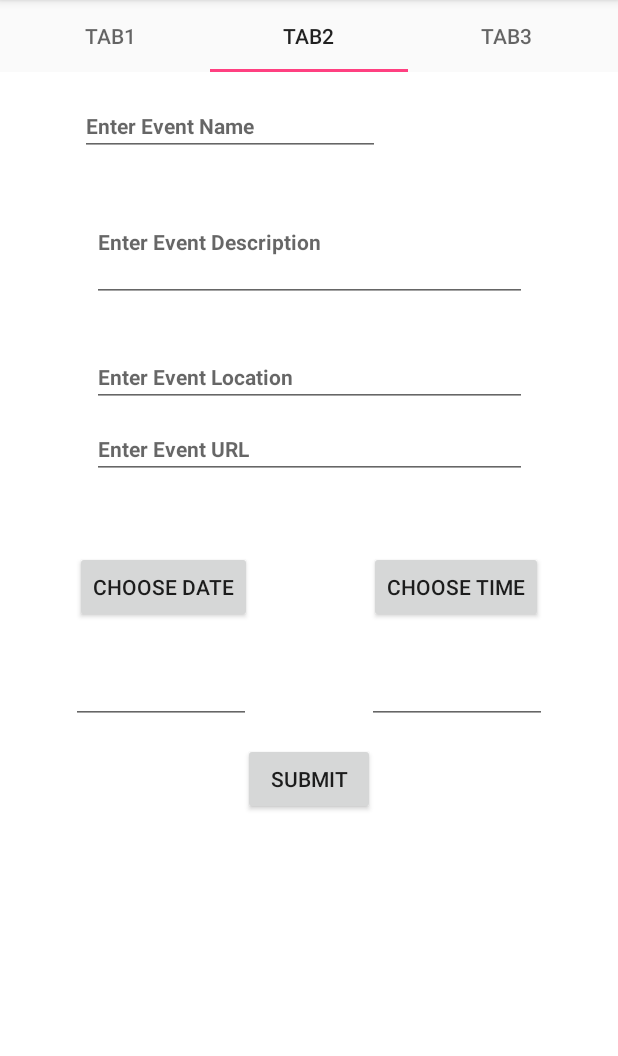
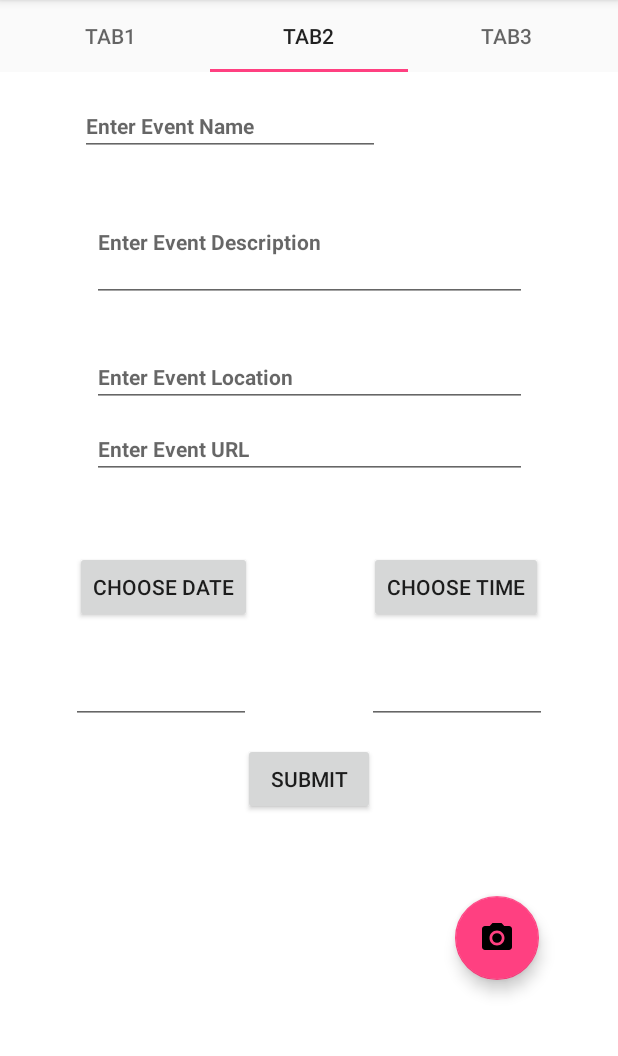
Before and after one commit to hdang-Git/Eventure, an Android app: the screen it shows after launch (MainActivity), tab 2 chosen, on a phone screen of 412 x 824 dp, the part 84-1140 px from its top. Run offline under Robolectric (Android 15) with nearby library versions, the phone set to English and light mode, and no system bars; our stand-ins replace Picasso; libraries missing offline, so code that uses them is left out: com.ramotion.foldingcell, io.github.luizgrp.sectionedrecyclerviewadapter; pictures from the network do not load; 5 statements that could not run were skipped.

Commit message:
Started creating camera activity. Implemented permission requests for writing to external storage.

```diff
--- a/app/src/main/java/com/example/hai/eventfinder/Tab2.java
+++ b/app/src/main/java/com/example/hai/eventfinder/Tab2.java
@@ -4,9 +4,12 @@ package com.example.hai.eventfinder;
 import android.app.Dialog;
 import android.app.DialogFragment;
 import android.content.Context;
+import android.content.Intent;
 import android.os.Bundle;
+import android.support.design.widget.FloatingActionButton;
 import android.support.v4.app.Fragment;
 import android.support.v4.app.FragmentManager;
+import android.util.Log;
 import android.view.LayoutInflater;
 import android.view.View;
 import android.view.ViewGroup;
@@ -27,6 +30,8 @@ public class Tab2 extends Fragment {
     Button timeButton;
     Button dateButton;
     Button submitButton;
+    FloatingActionButton cameraButton;
+    Intent intent;
 
     //Get all the edit text inputs
     EditText eventName, eventDescription, eventLocation, eventURL, eventDate, eventTime;
@@ -57,7 +62,15 @@ public class Tab2 extends Fragment {
         eventDate= (EditText) view.findViewById(R.id.timeEdit);
         eventTime = (EditText) view.findViewById(R.id.dateEdit);
 
-
+        cameraButton = (FloatingActionButton) view.findViewById(R.id.floatingActionButton);
+        intent = new Intent(view.getContext(), OcrCameraActivity.class);
+        cameraButton.setOnClickListener(new View.OnClickListener() {
+            @Override
+            public void onClick(View v) {
+                Log.d("Camera Button", "Camera activity started");
+                startActivity(intent);
+            }
+        });
         return view;
     }
 
--- a/app/src/main/res/layout/fragment_tab2.xml
+++ b/app/src/main/res/layout/fragment_tab2.xml
@@ -150,6 +150,22 @@
             android:layout_marginTop="8dp"
             app:layout_constraintTop_toBottomOf="@+id/eventLocation" />
 
+        <android.support.design.widget.FloatingActionButton
+            android:id="@+id/floatingActionButton"
+            android:layout_width="wrap_content"
+            android:layout_height="wrap_content"
+            android:clickable="true"
+            app:fabSize="normal"
+            app:srcCompat="@drawable/ic_menu_camera"
+            app:layout_constraintLeft_toRightOf="@+id/submit"
+            android:layout_marginLeft="8dp"
+            android:layout_marginRight="8dp"
+            app:layout_constraintRight_toRightOf="parent"
+            app:layout_constraintBottom_toBottomOf="parent"
+            android:layout_marginBottom="8dp"
+            android:layout_marginTop="8dp"
+            app:layout_constraintTop_toBottomOf="@+id/timeEdit" />
+
     </android.support.constraint.ConstraintLayout>
 
 </FrameLayout>
--- a/app/src/main/res/values/strings.xml
+++ b/app/src/main/res/values/strings.xml
@@ -1,5 +1,5 @@
 <resources>
-    <string name="app_name">EventFinder</string>
+    <string name="app_name">Eventure</string>
 
     <string name="navigation_drawer_open">Open navigation drawer</string>
     <string name="navigation_drawer_close">Close navigation drawer</string>
@@ -49,4 +49,7 @@
     <string name="EventDescription">Enter Event Description</string>
     <string name="EventURL">Enter Event URL</string>
 
+
+
+
 </resources>
```
Also changed, not shown: app/build.gradle (+6 -8 lines), app/src/main/AndroidManifest.xml (+11 -3 lines), app/src/main/java/com/example/hai/eventfinder/OcrCameraActivity.java (added, +90 -0 lines), app/src/main/res/layout/activity_ocr_camera.xml (added, +52 -0 lines).
